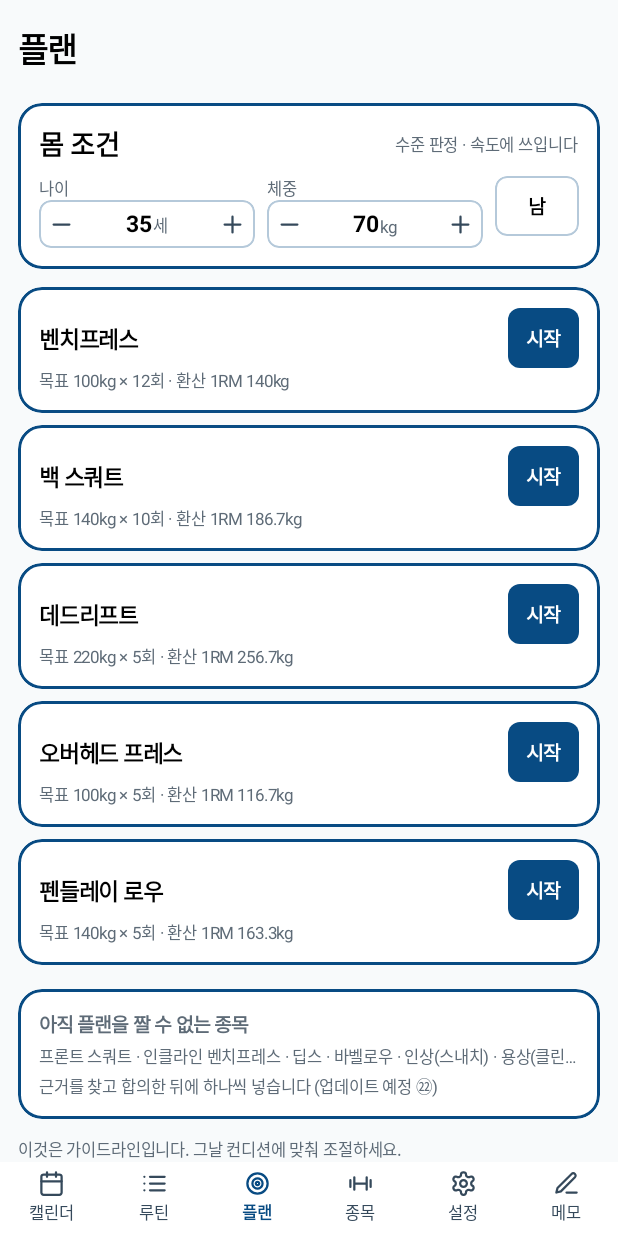
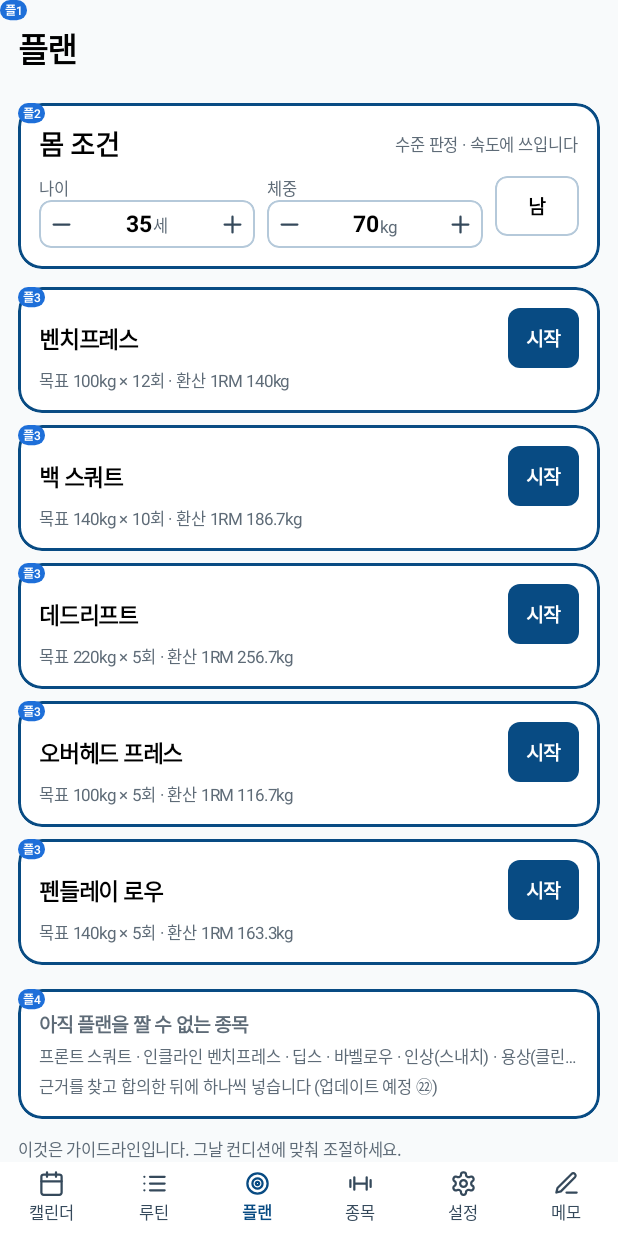
Before and after one commit to slayde3470/gymwork-app, an Android app built with Jetpack Compose: the screen it shows after launch (MainActivity), after a tap on "플랜", on a phone screen of 412 x 824 dp. Run offline under Robolectric (Android 15) with nearby library versions, the phone set to English and light mode, and no system bars.

Commit message:
메모 3가지: 달력 칸 '달성' 잘림 · 휴식칸 그라데이션 제거 · 종목·플랜 화면 번호
09-29 홍겸 님 메모에서:

- [캘린더] 달력 칸의 '달성' 이 잘려 보였다. 56dp 칸에 들어갈 것이 약 55dp
  (패딩 4 + 날짜 18 + 루틴 칩 19 + 상태글 12 + 일정 점 6) 라 넘쳤다.
  줄 높이는 그대로 두고(아래 판이 줄지 않게) 줄 간격과 줄높이를 글자에 맞춰 약 48dp 로.
  일정이 있는 날이 특히 심했다.
- [운동 중] 휴식칸 끝 18dp 그라데이션을 뺐다. 경계가 딱 떨어지는 쪽이 남은 시간을 읽기 쉽다.
  안 쓰게 된 Brush import 도 지웠다.
- [플랜][종목] 화면 번호가 없어 오류 위치를 말하기 어려웠다 → 종1·종2 · 플1~플4 추가.
  이제 운1~6 · 캘1~3 · 루1~5 · 설1~4 · 종1~2 · 플1~4.

확인: 괄호 짝 · grep 으로 바뀐 줄 확인. 화면 코드라 안드로이드 SDK 없이 컴파일은 못 한다 →
달력 칸이 실제로 안 잘리는지는 폰에서 봐야 한다 (위 dp 값은 계산값).

아직 안 한 것: 플랜 탭 재설계(목표 직접 입력 · 결과 팝업 · 플랜 종목 생성)는
시안 https://claude.ai/artifact/W7iRU1ZKTuu36pkEuSUxYM 확인을 기다린다.

Co-Authored-By: Claude Opus 5 <noreply@anthropic.com>
Claude-Session: https://claude.ai/code/session_018XVvgsopvsbvnvd4UZSaG3

```diff
--- a/app/src/main/java/com/slayde/hasenheide/ui/CalendarScreen.kt
+++ b/app/src/main/java/com/slayde/hasenheide/ui/CalendarScreen.kt
@@ -531,7 +531,13 @@ private fun 날칸(d: 앱데이터, k: String, 날: LocalDate, 오늘: String,
             .padding(2.dp),
         horizontalAlignment = Alignment.CenterHorizontally,
     ) {
-        글("${날.dayOfMonth}", 크기값 = 크기.조금작게, 색 = 숫자색, 굵기 = if (k == 오늘) FontWeight.Bold else FontWeight.Normal)
+        // 09-29 메모: 칸 안의 것이 56dp 를 넘겨 '달성' 이 잘렸다 → 줄 높이를 글자에 딱 맞추고 간격을 1dp 로
+        Text(
+            "${날.dayOfMonth}",
+            style = 글꼴.보통(크기.조금작게, if (k == 오늘) FontWeight.Bold else FontWeight.Normal).copy(lineHeight = 14.sp),
+            color = 숫자색,
+            maxLines = 1,
+        )
         // 루틴 칩 (09-27) — 달력엔 초록을 쓰지 않는다
         //  · 한 날: 옅은 중심색 바탕 + 중심색 글자 · 휴식: 바탕 없이 속선 테두리(같은 크기 · 글자 · 색)
         //  · 예정: 속선 테두리 + 흐린 글자 · 미실시: 테두리만
@@ -547,13 +553,19 @@ private fun 날칸(d: 앱데이터, k: String, 날: LocalDate, 오늘: String,
             Box(
                 Modifier
                     .fillMaxWidth()
-                    .padding(top = 2.dp)
+                    .padding(top = 1.dp)
                     .clip(RoundedCornerShape(4.dp))
                     .background(바탕)
                     .then(if (테두리) Modifier.border(1.dp, c.속선, RoundedCornerShape(4.dp)) else Modifier)
-                    .padding(horizontal = 2.dp, vertical = 1.dp),
+                    .padding(horizontal = 2.dp),
                 contentAlignment = Alignment.Center,
-            ) { 글(이름, 크기값 = 크기.아주작게, 색 = 글색, 굵기 = FontWeight.Bold) }
+            ) {
+                Text(
+                    이름,
+                    style = 글꼴.보통(크기.아주작게, FontWeight.Bold).copy(lineHeight = 13.sp),
+                    color = 글색, maxLines = 1, overflow = TextOverflow.Ellipsis,
+                )
+            }
         }
         // 루틴 이름 아래 — 달성 · 미달성 · 미실시 (09-27). 휴식은 적지 않는다
         val 상태글: Pair<String, Color>? = when {
@@ -561,8 +573,8 @@ private fun 날칸(d: 앱데이터, k: String, 날: LocalDate, 오늘: String,
             안함 != null -> "미실시" to c.옅음
             else -> null
         }
-        if (상태글 != null) Text(상태글.first, Modifier.padding(top = 2.dp), style = 글꼴.보통(9.sp, FontWeight.Bold).copy(lineHeight = 10.sp), color = 상태글.second, maxLines = 1)
-        if (d.일정[k]?.isNotEmpty() == true) Box(Modifier.padding(top = 2.dp).width(4.dp).height(4.dp).clip(CircleShape).background(c.휴식))
+        if (상태글 != null) Text(상태글.first, Modifier.padding(top = 1.dp), style = 글꼴.보통(9.sp, FontWeight.Bold).copy(lineHeight = 10.sp), color = 상태글.second, maxLines = 1)
+        if (d.일정[k]?.isNotEmpty() == true) Box(Modifier.padding(top = 1.dp).width(4.dp).height(4.dp).clip(CircleShape).background(c.휴식))
     }
 }
 
--- a/app/src/main/java/com/slayde/hasenheide/ui/ExerciseScreen.kt
+++ b/app/src/main/java/com/slayde/hasenheide/ui/ExerciseScreen.kt
@@ -64,7 +64,7 @@ fun 종목화면(상태: 앱상태) {
 
     Box(Modifier.fillMaxSize()) {
         Column(Modifier.fillMaxSize().verticalScroll(rememberScrollState()).padding(horizontal = 간격.넓게)) {
-            제목글("종목", Modifier.padding(top = 16.dp, bottom = 12.dp))
+            제목글("종목", Modifier.번호("종1").padding(top = 16.dp, bottom = 12.dp))
             Row(verticalAlignment = Alignment.CenterVertically) {
                 칩줄(listOf("전체") + d.카테고리, 부위, { 부위 = it }, Modifier.weight(1f))
                 Box(Modifier.width(8.dp))
@@ -72,7 +72,7 @@ fun 종목화면(상태: 앱상태) {
             }
             Box(Modifier.height(12.dp))
             val 목록 = d.종목표.filter { 부위 == "전체" || it.부위 == 부위 }
-            카드(안쪽 = 0.dp) {
+            카드(Modifier.번호("종2"), 안쪽 = 0.dp) {
                 if (목록.isEmpty()) 글(if (d.종목표.isEmpty()) "아직 종목이 없습니다 · 아래에서 만들어 주세요" else "이 부위에 종목이 없습니다",
                     Modifier.padding(16.dp), 크기값 = 크기.조금작게, 색 = c.옅음)
                 목록.forEachIndexed { i, e ->
--- a/app/src/main/java/com/slayde/hasenheide/ui/PlanScreen.kt
+++ b/app/src/main/java/com/slayde/hasenheide/ui/PlanScreen.kt
@@ -63,11 +63,11 @@ fun 플랜화면(상태: 앱상태) {
     var 펼친 by remember { mutableStateOf<String?>(null) }
 
     Column(Modifier.fillMaxSize()) {
-        제목글("플랜", Modifier.padding(start = 간격.보통, top = 16.dp, bottom = 8.dp))
+        제목글("플랜", Modifier.번호("플1").padding(start = 간격.보통, top = 16.dp, bottom = 8.dp))
         Column(Modifier.fillMaxSize().verticalScroll(rememberScrollState()).padding(간격.보통)) {
 
             // ── 몸 조건 ──
-            카드 {
+            카드(Modifier.번호("플2")) {
                 Row(verticalAlignment = Alignment.CenterVertically) {
                     글("몸 조건", Modifier.weight(1f), 크기값 = 크기.크게, 굵기 = FontWeight.Bold)
                     글("수준 판정 · 속도에 쓰입니다", 크기값 = 크기.아주작게, 색 = c.옅음)
@@ -96,7 +96,7 @@ fun 플랜화면(상태: 앱상태) {
             Box(Modifier.height(간격.좁게))
 
             // ── 아직 합의하지 않은 종목 ──
-            카드 {
+            카드(Modifier.번호("플4")) {
                 글("아직 플랜을 짤 수 없는 종목", 크기값 = 크기.조금작게, 굵기 = FontWeight.Bold, 색 = c.옅음)
                 Box(Modifier.height(간격.아주좁게))
                 글(플랜표.예정종목.joinToString(" · "), 크기값 = 크기.아주작게, 색 = c.옅음)
@@ -119,7 +119,7 @@ private fun 종목칸(상태: 앱상태, 표: 플랜종목, 플랜값: 플랜?,
 
     if (플랜값 == null) {
         // 아직 시작 안 한 종목 — 측정값을 넣으면 플랜이 생긴다
-        카드 {
+        카드(Modifier.번호("플3")) {
             Row(verticalAlignment = Alignment.CenterVertically) {
                 글(표.이름, Modifier.weight(1f), 크기값 = 크기.본문, 굵기 = FontWeight.Bold)
                 버튼("시작", {
@@ -141,7 +141,7 @@ private fun 종목칸(상태: 앱상태, 표: 플랜종목, 플랜값: 플랜?,
     val 이번주 = 플랜값.주차(상태.오늘)
     val 처방 = 주처방내기(표, 플랜값, 이번주, 몸, 상태.d.설정.무게폭)
 
-    카드 {
+    카드(Modifier.번호("플3")) {
         Row(Modifier.눌림(on누름), verticalAlignment = Alignment.CenterVertically) {
             Column(Modifier.weight(1f)) {
                 Row(verticalAlignment = Alignment.CenterVertically) {
```
Also changed, not shown: app/src/main/java/com/slayde/hasenheide/ui/Motion.kt (+2 -7 lines).
